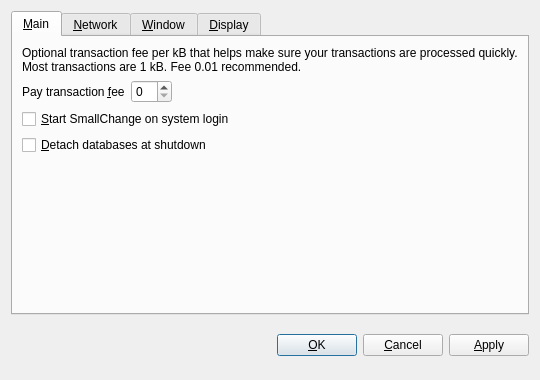
Before: the Qt Designer form src/qt/forms/optionsdialog.ui in SconeDawg1/dora, drawn with Qt 5.
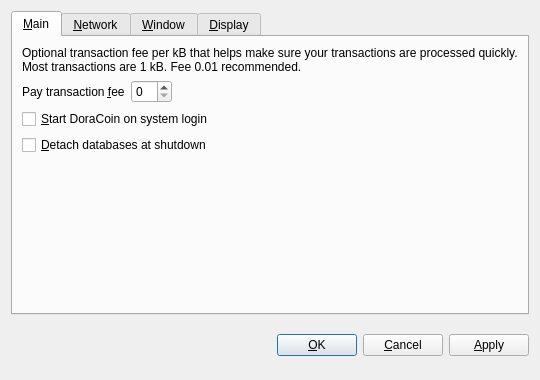
After: the same form once the commit is applied. The open tabs and pages were chosen to show the change. Custom widgets are drawn as their Qt base class.

The edit to the form file:
```diff
--- a/src/qt/forms/optionsdialog.ui
+++ b/src/qt/forms/optionsdialog.ui
@@ -82,7 +82,7 @@
           <string>Automatically start SmallChange after logging in to the system.</string>
          </property>
          <property name="text">
-          <string>&amp;Start SmallChange on system login</string>
+          <string>&amp;Start DoraCoin on system login</string>
          </property>
         </widget>
        </item>
```
Left out of the diff: 10 changed lines with no effect on the pictures.
